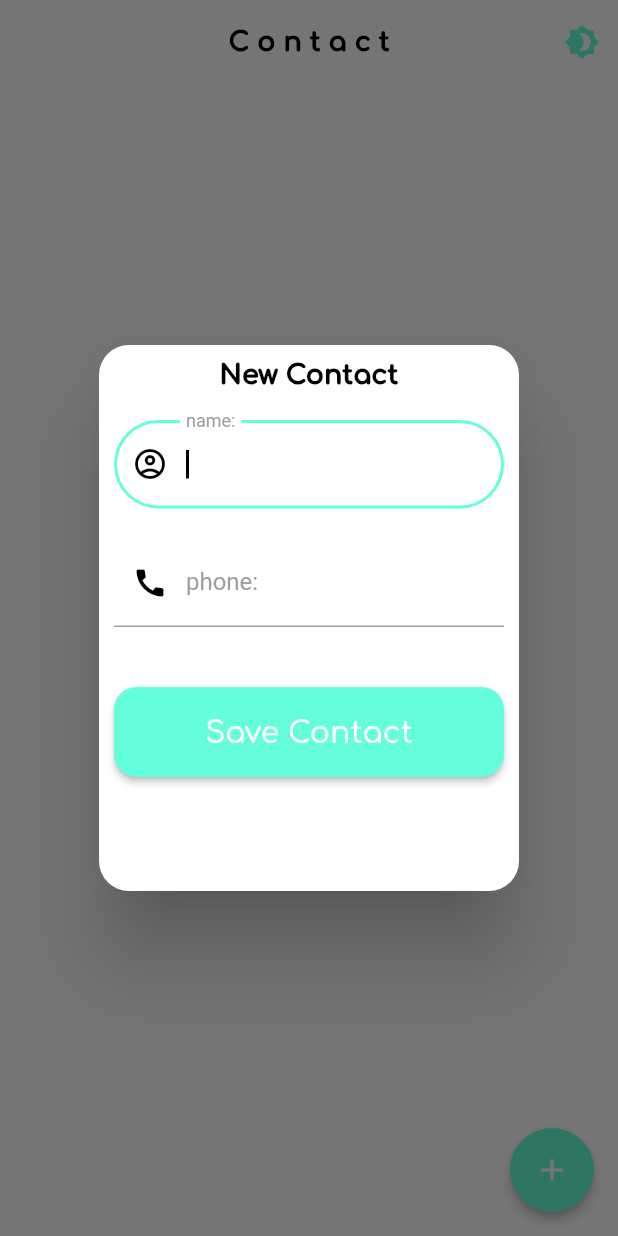
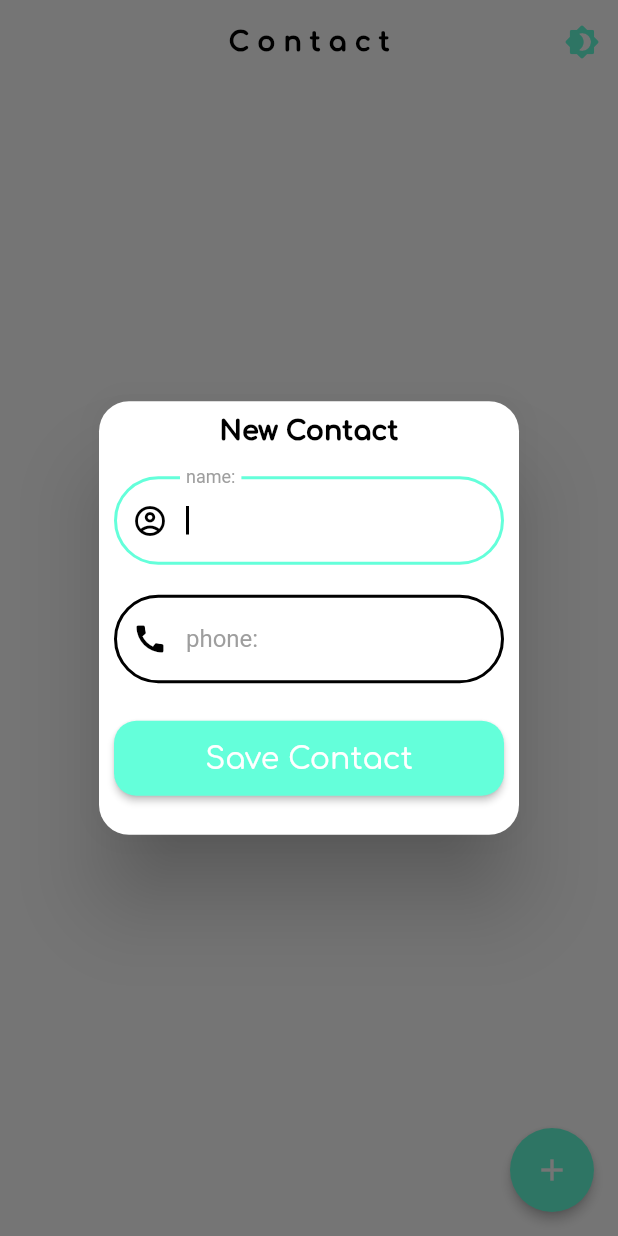
Before and after one commit to seniorman-dev/contacts_app, a Flutter app: the screen it shows after launch, after a tap on the "add" icon, on a phone screen of 412 x 824 dp. Run offline on Flutter 3.47's test engine with Material 2 defaults, Android fonts, the phone set to English and light mode, and no system bars; our stand-ins replace animated_splash_screen, cloud_firestore, faker, firebase_core, get, get_storage and 1 more; accounts and stored records are empty.

Commit message:
'Update'

```diff
--- a/lib/screens/home_screen.dart
+++ b/lib/screens/home_screen.dart
@@ -60,6 +60,12 @@ class _HomeScreenState extends State<HomeScreen> {
                           const Radius.circular(50.0),
                         ),
                       ),
+                      enabledBorder: OutlineInputBorder(
+                        borderSide: BorderSide(color: Colors.black, width: 2.0),
+                        borderRadius: BorderRadius.all(
+                          const Radius.circular(50.0),
+                        ),
+                      ),
                   ),
             onSaved: (value) {
               name = value!;
@@ -100,6 +106,12 @@ class _HomeScreenState extends State<HomeScreen> {
                   const Radius.circular(50.0),
                 ),
               ),
+              enabledBorder: OutlineInputBorder(
+                borderSide: BorderSide(color: Colors.black, width: 2.0),
+                borderRadius: BorderRadius.all(
+                  const Radius.circular(50.0),
+                ),
+              ),
             ),
             onSaved: (value) {
               number = value!;
@@ -119,10 +131,10 @@ class _HomeScreenState extends State<HomeScreen> {
             },
           ),
           SizedBox(
-            height: 40
+            height: 25
           ),
           SizedBox(
-            height: 60,  //50
+            height: 50,  //50
             width: double.infinity,
             child: ElevatedButton(
               onPressed: () {
@@ -185,9 +197,9 @@ class _HomeScreenState extends State<HomeScreen> {
               ),
             ),
           ),
-          SizedBox(
-            height: 50
-          ),
+          //SizedBox(
+            //height: 10
+          //),
         ]
       )
     ),
@@ -226,6 +238,12 @@ class _HomeScreenState extends State<HomeScreen> {
                       prefixIcon: Icon(Icons.account_circle_outlined, color: Colors.black),
                       focusedBorder: OutlineInputBorder(
                         borderSide: BorderSide(color: Colors.tealAccent, width: 2.0),
+                        borderRadius: BorderRadius.all(
+                          const Radius.circular(50.0),
+                        ),
+                      ),
+                      enabledBorder: OutlineInputBorder(
+                        borderSide: BorderSide(color: Colors.black, width: 2.0),
                         borderRadius: BorderRadius.all(
                           const Radius.circular(50.0),
                         ),
@@ -270,6 +288,12 @@ class _HomeScreenState extends State<HomeScreen> {
                   const Radius.circular(50.0),
                 ),
               ),
+              enabledBorder: OutlineInputBorder(
+                borderSide: BorderSide(color: Colors.black, width: 2.0),
+                borderRadius: BorderRadius.all(
+                  const Radius.circular(50.0),
+                ),
+              ),
             ),
             onSaved: (value) {
               number = value!;
@@ -289,10 +313,10 @@ class _HomeScreenState extends State<HomeScreen> {
             },
           ),
           SizedBox(
-            height: 40
+            height: 25
           ),
           SizedBox(
-            height: 60,  //50
+            height: 50,  //50
             width: double.infinity,
             child: ElevatedButton(
               onPressed: () {
@@ -335,9 +359,9 @@ class _HomeScreenState extends State<HomeScreen> {
               ),
             ),
           ),
-          SizedBox(
-            height: 50
-          ),
+          //SizedBox(
+            //height: 50
+          //),
         ]
       )
     ),
@@ -430,7 +454,7 @@ class _HomeScreenState extends State<HomeScreen> {
                   ),
                   trailing: SizedBox(
                     height: 40,
-                    width: 85,  //120, 80
+                    width: 100,  //120,
                     child: Row(
                       //mainAxisAlignment: MainAxisAlignment.end,
                       children: [
```
Lines whose indentation alone changed are shown as unchanged.
